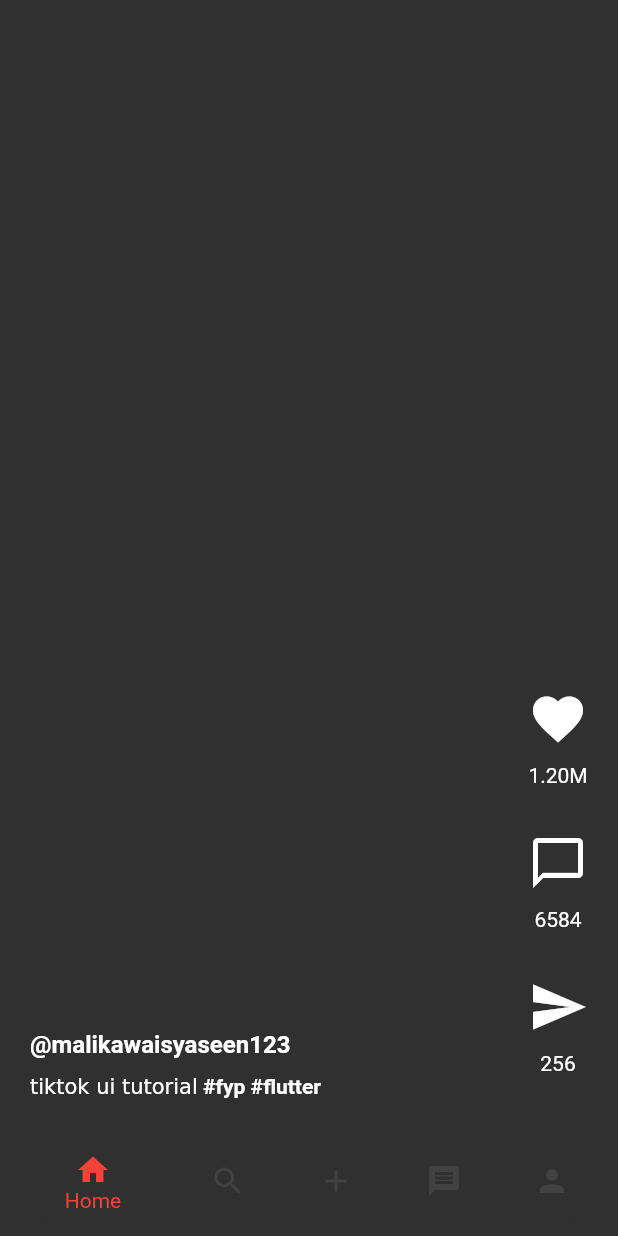
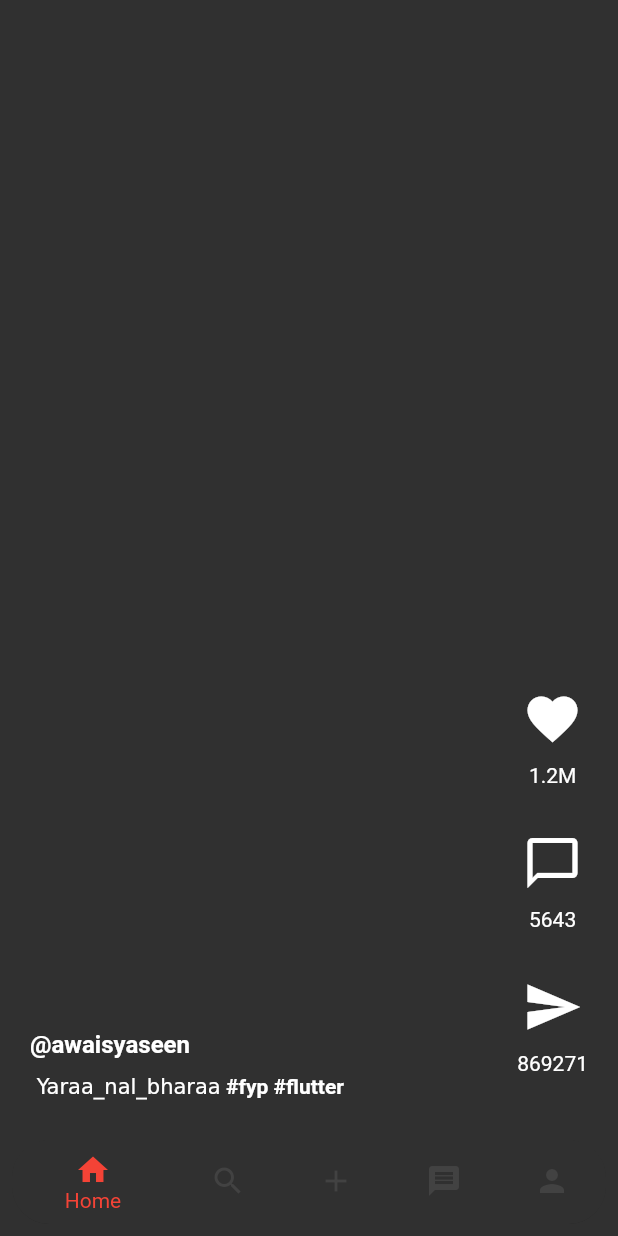
Before and after one commit to muhammadawaisyaseen/Tik-Tok-UI, a Flutter app: the screen it shows after launch, on a phone screen of 412 x 824 dp. Run offline on Flutter 3.47's test engine with Material 2 defaults, Android fonts, the phone set to English and light mode, and no system bars.

Commit message:
post template

```diff
--- a/lib/screens/posts/post1.dart
+++ b/lib/screens/posts/post1.dart
@@ -1,6 +1,8 @@
 import 'package:flutter/material.dart';
+import 'package:flutter/rendering.dart';
 import 'package:flutter/src/widgets/container.dart';
 import 'package:flutter/src/widgets/framework.dart';
+import 'package:tik_tok_ui/widgets/post_template.dart';
 
 import '../../widgets/buttons.dart';
 
@@ -9,56 +11,14 @@ class Post1 extends StatelessWidget {
 
   @override
   Widget build(BuildContext context) {
-    return Scaffold(
-      body: Stack(
-        children: [
-          Padding(
-            padding: const EdgeInsets.all(20),
-            child: Container(
-              alignment: Alignment(-1, 1),
-              // color: Colors.brown,
-              child: Column(
-                mainAxisAlignment: MainAxisAlignment.end,
-                crossAxisAlignment: CrossAxisAlignment.start,
-                children: [
-                  const Text(
-                    '@malikawaisyaseen123',
-                    style: TextStyle(fontWeight: FontWeight.bold, fontSize: 16),
-                  ),
-                  const SizedBox(
-                    height: 10,
-                  ),
-                  RichText(
-                      // strutStyle: TextStyle(color: Colors.white),
-                      // selectionColor: Colors.white,
-                      text: const TextSpan(children: [
-                    TextSpan(text: 'tiktok ui tutorial'),
-                    TextSpan(
-                        text: ' #fyp #flutter',
-                        style: TextStyle(
-                          fontWeight: FontWeight.bold,
-                        )),
-                  ]))
-                ],
-              ),
-            ),
-          ),
-          Padding(
-            padding: const EdgeInsets.all(20),
-            child: Container(
-              alignment: Alignment(1, 1),
-              child: Column(
-                mainAxisAlignment: MainAxisAlignment.end,
-                children: [
-                  Mybuttons(icon: Icons.favorite, number: '1.20M'),
-                  Mybuttons(icon: Icons.chat_bubble_outline, number: '6584'),
-                  Mybuttons(icon: Icons.send, number: '256'),
-                ],
-              ),
-            ),
-          )
-        ],
-      ),
-    );
+    return PostTemplate(
+        username: 'awaisyaseen',
+        noOfLikes: '1.2M',
+        noOfMessages: '5643',
+        videoDesc: ' Yaraa_nal_bharaa',
+        noOfshares: '869271',
+        userPost: Container(
+            // color: Color.fromARGB(255, 113, 83, 93),
+            ));
   }
 }
--- a/lib/screens/posts/post2.dart
+++ b/lib/screens/posts/post2.dart
@@ -1,14 +1,22 @@
 import 'package:flutter/material.dart';
 import 'package:flutter/src/widgets/container.dart';
 import 'package:flutter/src/widgets/framework.dart';
+
+import '../../widgets/post_template.dart';
 
 class Post2 extends StatelessWidget {
   const Post2({super.key});
 
   @override
   Widget build(BuildContext context) {
-    return Scaffold(
-      backgroundColor: Colors.yellow,
-    );
+    return PostTemplate(
+        username: 'hananmalikyaseen',
+        noOfLikes: '2.3B',
+        noOfMessages: '567643',
+        videoDesc: 'Apna_swag_ay_sada',
+        noOfshares: '158671',
+        userPost: Container(
+          color: Colors.yellow,
+        ));
   }
 }
--- a/lib/screens/posts/post3.dart
+++ b/lib/screens/posts/post3.dart
@@ -1,14 +1,23 @@
 import 'package:flutter/material.dart';
 import 'package:flutter/src/widgets/container.dart';
 import 'package:flutter/src/widgets/framework.dart';
+
+import '../../widgets/post_template.dart';
 
 class Post3 extends StatelessWidget {
   const Post3({super.key});
 
   @override
   Widget build(BuildContext context) {
-    return Scaffold(
-      backgroundColor: Colors.blue,
-    );
+    return PostTemplate(
+        username: 'bajwadonshahkotda',
+        noOfLikes: '1.2M',
+        noOfMessages: '567643',
+        videoDesc: 'Jat_Da_Muqabla',
+        noOfshares: '8671',
+        userPost: Container(
+          color: Color.fromARGB(255, 107, 55, 73),
+        )
+        );
   }
 }
--- /dev/null
+++ b/lib/widgets/post_template.dart
@@ -0,0 +1,80 @@
+import 'package:flutter/foundation.dart';
+import 'package:flutter/material.dart';
+import 'package:flutter/src/widgets/container.dart';
+import 'package:flutter/src/widgets/framework.dart';
+
+import 'buttons.dart';
+
+class PostTemplate extends StatelessWidget {
+  PostTemplate(
+      {required this.username,
+      required this.videoDesc,
+      required this.noOfLikes,
+      required this.noOfMessages,
+      required this.noOfshares,
+      required this.userPost,
+      super.key});
+
+  String username;
+  String videoDesc;
+  String noOfLikes;
+  String noOfMessages;
+  String noOfshares;
+  final userPost;
+  @override
+  Widget build(BuildContext context) {
+    return Scaffold(
+      body: Stack(
+        children: [
+          userPost,
+          Padding(
+            padding: const EdgeInsets.all(20),
+            child: Container(
+              alignment: Alignment(-1, 1),
+              // color: Colors.brown,
+              child: Column(
+                mainAxisAlignment: MainAxisAlignment.end,
+                crossAxisAlignment: CrossAxisAlignment.start,
+                children: [
+                  Text(
+                    '@' + username,
+                    style: TextStyle(fontWeight: FontWeight.bold, fontSize: 16),
+                  ),
+                  const SizedBox(
+                    height: 10,
+                  ),
+                  RichText(
+                      // strutStyle: TextStyle(color: Colors.white),
+                      // selectionColor: Colors.white,
+                      text: TextSpan(children: [
+                    TextSpan(text: videoDesc),
+                    TextSpan(
+                        text: ' #fyp #flutter',
+                        style: TextStyle(
+                          fontWeight: FontWeight.bold,
+                        )),
+                  ]))
+                ],
+              ),
+            ),
+          ),
+          Padding(
+            padding: const EdgeInsets.all(20),
+            child: Container(
+              alignment: Alignment(1, 1),
+              child: Column(
+                mainAxisAlignment: MainAxisAlignment.end,
+                children: [
+                  Mybuttons(icon: Icons.favorite, number: noOfLikes),
+                  Mybuttons(
+                      icon: Icons.chat_bubble_outline, number: noOfMessages),
+                  Mybuttons(icon: Icons.send, number: noOfshares),
+                ],
+              ),
+            ),
+          )
+        ],
+      ),
+    );
+  }
+}
```
